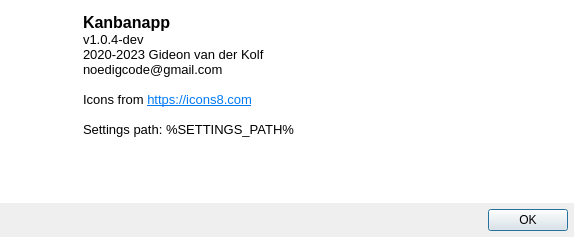
Before: the Qt Designer form src/aboutdialog.ui in noedigcode/Kanbanapp, drawn with Qt 5.
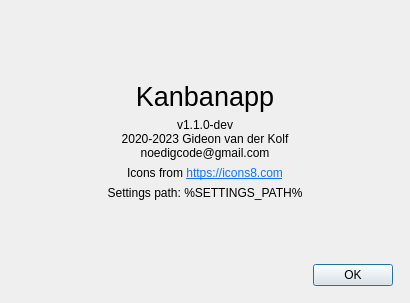
After: the same form once the commit is applied. Icons and pictures are not drawn.

Commit message: Card default colour is now unspecified and GUI then uses system background colour; Card text colour is now black or white, depending on the brightness of the background; Add card menu entry to reset card colour; When a file fails to open, create a new board so the incorrectly loaded file can't accidentally be overwritten; Update about dialog layout - image at top and content now labels to use system theme; Bump version to 1.1.0-dev - middle digit jump due to default card colours now being saved as empty strings (although still correctly loaded by older versions).

The edit to the form file:
```diff
--- a/src/aboutdialog.ui
+++ b/src/aboutdialog.ui
@@ -6,55 +6,25 @@
    <rect>
     <x>0</x>
     <y>0</y>
-    <width>574</width>
-    <height>237</height>
+    <width>410</width>
+    <height>303</height>
    </rect>
   </property>
   <property name="windowTitle">
    <string>About Kanbanapp</string>
   </property>
-  <layout class="QVBoxLayout" name="verticalLayout_2">
-   <property name="spacing">
-    <number>0</number>
-   </property>
-   <property name="leftMargin">
-    <number>0</number>
-   </property>
-   <property name="topMargin">
-    <number>0</number>
-   </property>
-   <property name="rightMargin">
-    <number>0</number>
-   </property>
-   <property name="bottomMargin">
-    <number>0</number>
-   </property>
-   <item>
-    <widget class="QFrame" name="frame_2">
-     <property name="styleSheet">
-      <string notr="true">background-color: white;
-border: 0px;</string>
-     </property>
-     <property name="frameShape">
-      <enum>QFrame::StyledPanel</enum>
-     </property>
-     <property name="frameShadow">
-      <enum>QFrame::Raised</enum>
-     </property>
-     <layout class="QHBoxLayout" name="horizontalLayout_2">
-      <item>
        <layout class="QVBoxLayout" name="verticalLayout">
         <item>
          <widget class="QFrame" name="frame">
           <property name="minimumSize">
            <size>
-            <width>64</width>
+       <width>0</width>
             <height>64</height>
            </size>
           </property>
           <property name="maximumSize">
            <size>
-            <width>64</width>
+       <width>65536</width>
             <height>64</height>
            </size>
           </property>
@@ -70,6 +40,62 @@
           </property>
          </widget>
         </item>
+   <item>
+    <widget class="QLabel" name="label_2">
+     <property name="font">
+      <font>
+       <pointsize>20</pointsize>
+      </font>
+     </property>
+     <property name="styleSheet">
+      <string notr="true"/>
+     </property>
+     <property name="text">
+      <string>Kanbanapp</string>
+     </property>
+     <property name="alignment">
+      <set>Qt::AlignCenter</set>
+     </property>
+    </widget>
+   </item>
+   <item>
+    <widget class="QLabel" name="label">
+     <property name="text">
+      <string>v1.1.0-dev
+2020-2023 Gideon van der Kolf
+noedigcode@gmail.com</string>
+     </property>
+     <property name="alignment">
+      <set>Qt::AlignCenter</set>
+     </property>
+    </widget>
+   </item>
+   <item>
+    <widget class="QLabel" name="label_3">
+     <property name="text">
+      <string>&lt;html&gt;&lt;head/&gt;&lt;body&gt;&lt;p&gt;Icons from &lt;a href=&quot;https://icons8.com&quot;&gt;&lt;span style=&quot; text-decoration: underline; color:#0e76ff;&quot;&gt;https://icons8.com&lt;/span&gt;&lt;/a&gt;&lt;/p&gt;&lt;/body&gt;&lt;/html&gt;</string>
+     </property>
+     <property name="alignment">
+      <set>Qt::AlignCenter</set>
+     </property>
+     <property name="openExternalLinks">
+      <bool>true</bool>
+     </property>
+    </widget>
+   </item>
+   <item>
+    <widget class="QLabel" name="label_settingsPath">
+     <property name="text">
+      <string>Settings path: %SETTINGS_PATH%</string>
+     </property>
+     <property name="alignment">
+      <set>Qt::AlignCenter</set>
+     </property>
+     <property name="wordWrap">
+      <bool>true</bool>
+     </property>
+    </widget>
+   </item>
         <item>
          <spacer name="verticalSpacer">
           <property name="orientation">
@@ -82,35 +108,6 @@
            </size>
           </property>
          </spacer>
-        </item>
-       </layout>
-      </item>
-      <item>
-       <widget class="QTextBrowser" name="textBrowser">
-        <property name="styleSheet">
-         <string notr="true">border: 0;</string>
-        </property>
-        <property name="html">
-         <string>&lt;!DOCTYPE HTML PUBLIC &quot;-//W3C//DTD HTML 4.0//EN&quot; &quot;http://www.w3.org/TR/REC-html40/strict.dtd&quot;&gt;
-&lt;html&gt;&lt;head&gt;&lt;meta name=&quot;qrichtext&quot; content=&quot;1&quot; /&gt;&lt;style type=&quot;text/css&quot;&gt;
-p, li { white-space: pre-wrap; }
-&lt;/style&gt;&lt;/head&gt;&lt;body style=&quot; font-family:'Ubuntu'; font-size:10pt; font-weight:400; font-style:normal;&quot;&gt;
-&lt;p style=&quot; margin-top:0px; margin-bottom:0px; margin-left:0px; margin-right:0px; -qt-block-indent:0; text-indent:0px;&quot;&gt;&lt;span style=&quot; font-family:'MS Shell Dlg 2'; font-size:12pt; font-weight:600;&quot;&gt;Kanbanapp&lt;/span&gt;&lt;/p&gt;
-&lt;p style=&quot; margin-top:0px; margin-bottom:0px; margin-left:0px; margin-right:0px; -qt-block-indent:0; text-indent:0px;&quot;&gt;&lt;span style=&quot; font-family:'MS Shell Dlg 2';&quot;&gt;v1.0.4-dev&lt;/span&gt;&lt;/p&gt;
-&lt;p style=&quot; margin-top:0px; margin-bottom:0px; margin-left:0px; margin-right:0px; -qt-block-indent:0; text-indent:0px;&quot;&gt;&lt;span style=&quot; font-family:'MS Shell Dlg 2';&quot;&gt;2020-2023 Gideon van der Kolf&lt;/span&gt;&lt;/p&gt;
-&lt;p style=&quot; margin-top:0px; margin-bottom:0px; margin-left:0px; margin-right:0px; -qt-block-indent:0; text-indent:0px;&quot;&gt;&lt;span style=&quot; font-family:'MS Shell Dlg 2';&quot;&gt;noedigcode@gmail.com&lt;/span&gt;&lt;/p&gt;
-&lt;p style=&quot;-qt-paragraph-type:empty; margin-top:0px; margin-bottom:0px; margin-left:0px; margin-right:0px; -qt-block-indent:0; text-indent:0px; font-family:'MS Shell Dlg 2';&quot;&gt;&lt;br /&gt;&lt;/p&gt;
-&lt;p style=&quot; margin-top:0px; margin-bottom:0px; margin-left:0px; margin-right:0px; -qt-block-indent:0; text-indent:0px;&quot;&gt;&lt;span style=&quot; font-family:'MS Shell Dlg 2';&quot;&gt;Icons from &lt;/span&gt;&lt;a href=&quot;https://icons8.com&quot;&gt;&lt;span style=&quot; text-decoration: underline; color:#007af4;&quot;&gt;https://icons8.com&lt;/span&gt;&lt;/a&gt;&lt;/p&gt;
-&lt;p style=&quot;-qt-paragraph-type:empty; margin-top:0px; margin-bottom:0px; margin-left:0px; margin-right:0px; -qt-block-indent:0; text-indent:0px; text-decoration: underline; color:#007af4;&quot;&gt;&lt;br /&gt;&lt;/p&gt;
-&lt;p style=&quot; margin-top:0px; margin-bottom:0px; margin-left:0px; margin-right:0px; -qt-block-indent:0; text-indent:0px;&quot;&gt;&lt;span style=&quot; font-family:'MS Shell Dlg 2';&quot;&gt;Settings path: %SETTINGS_PATH%&lt;/span&gt;&lt;/p&gt;&lt;/body&gt;&lt;/html&gt;</string>
-        </property>
-        <property name="openExternalLinks">
-         <bool>true</bool>
-        </property>
-       </widget>
-      </item>
-     </layout>
-    </widget>
    </item>
    <item>
     <layout class="QHBoxLayout" name="horizontalLayout">
```
Lines whose indentation alone changed are shown as unchanged. The commit also changes 7 other files.
